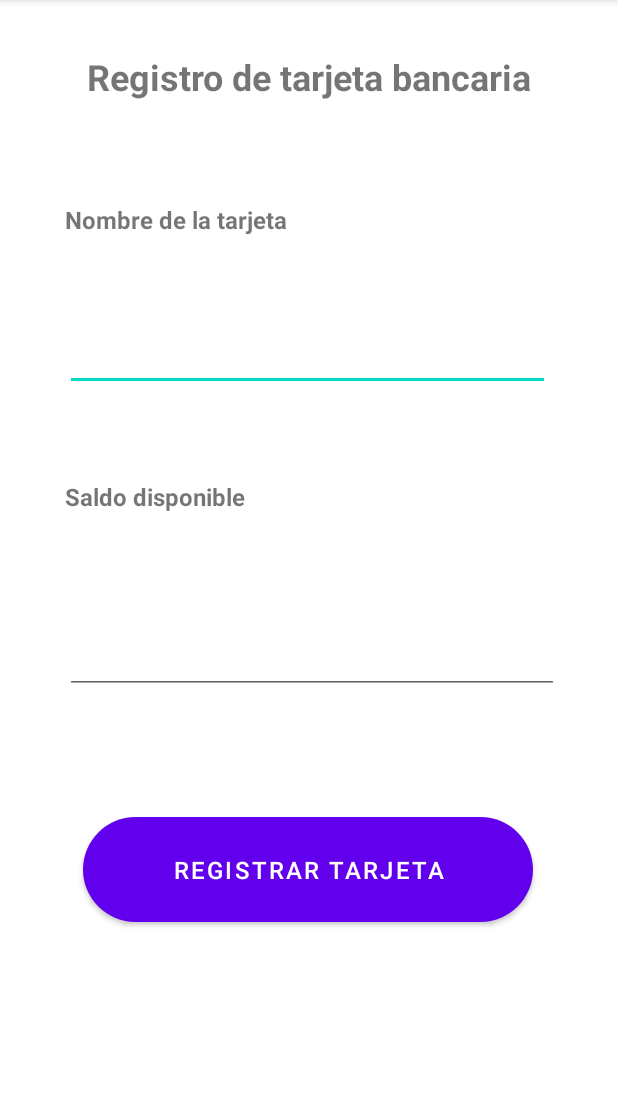
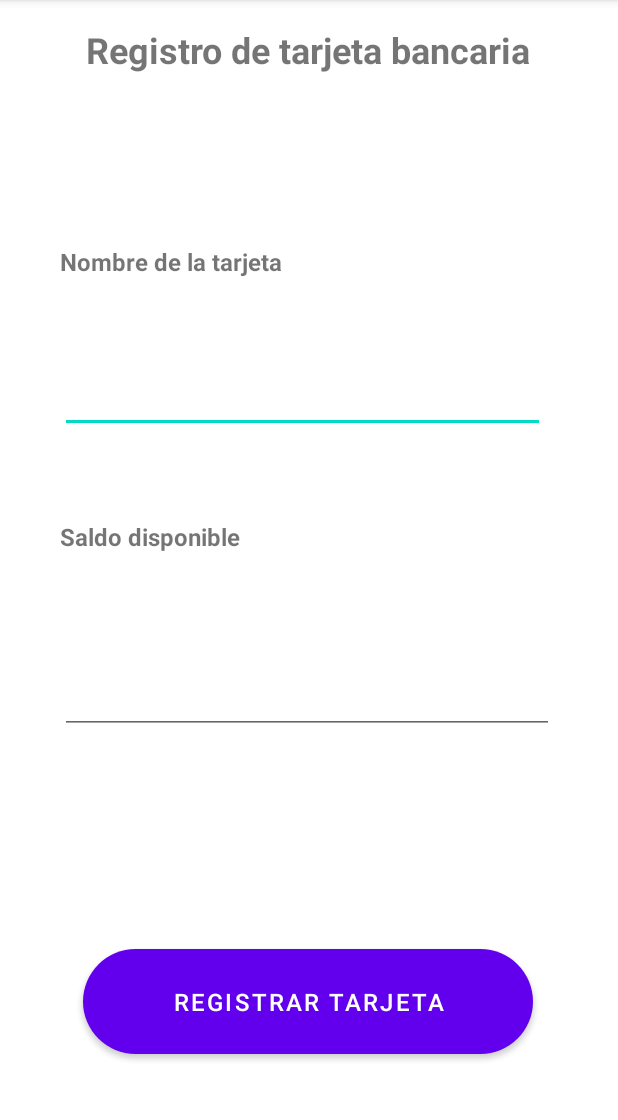
Before and after one commit to JorgeDhSS/AppGastos, an Android app: the RegistroTarjeta screen opened directly, with no data from a screen before it, on a phone screen of 412 x 824 dp, the part 84-1204 px from its top. Run offline under Robolectric (Android 15) with nearby library versions, the phone set to English and light mode, and no system bars; our stand-ins replace Firebase (no records; nobody signed in at launch, a user with empty details on screens opened directly).

Commit message:
Detalles esteticos en vista iniciar sesion y registro tarjeta

```diff
--- a/app/src/main/res/layout/activity_registro_tarjeta.xml
+++ b/app/src/main/res/layout/activity_registro_tarjeta.xml
@@ -8,17 +8,45 @@
 
     <TextView
         android:id="@+id/textView16"
-        android:layout_width="325dp"
-        android:layout_height="44dp"
+        android:layout_width="330dp"
+        android:layout_height="77dp"
         android:text="Registro de tarjeta bancaria"
         android:textAlignment="center"
         android:textSize="24sp"
         android:textStyle="bold"
         app:layout_constraintBottom_toBottomOf="parent"
         app:layout_constraintEnd_toEndOf="parent"
+        app:layout_constraintHorizontal_bias="0.493"
         app:layout_constraintStart_toStartOf="parent"
         app:layout_constraintTop_toTopOf="parent"
-        app:layout_constraintVertical_bias="0.048" />
+        app:layout_constraintVertical_bias="0.024" />
+
+    <EditText
+        android:id="@+id/nombreTarjeta"
+        android:layout_width="323dp"
+        android:layout_height="71dp"
+        android:ems="10"
+        android:inputType="textPersonName"
+        app:layout_constraintBottom_toBottomOf="parent"
+        app:layout_constraintEnd_toEndOf="parent"
+        app:layout_constraintHorizontal_bias="0.454"
+        app:layout_constraintStart_toStartOf="parent"
+        app:layout_constraintTop_toTopOf="parent"
+        app:layout_constraintVertical_bias="0.312" />
+
+    <TextView
+        android:id="@+id/textView18"
+        android:layout_width="198dp"
+        android:layout_height="36dp"
+        android:text="Saldo disponible"
+        android:textSize="16sp"
+        android:textStyle="bold"
+        app:layout_constraintBottom_toBottomOf="parent"
+        app:layout_constraintEnd_toEndOf="parent"
+        app:layout_constraintHorizontal_bias="0.187"
+        app:layout_constraintStart_toStartOf="parent"
+        app:layout_constraintTop_toTopOf="parent"
+        app:layout_constraintVertical_bias="0.474" />
 
     <TextView
         android:id="@+id/textView17"
@@ -29,37 +57,10 @@
         android:textStyle="bold"
         app:layout_constraintBottom_toBottomOf="parent"
         app:layout_constraintEnd_toEndOf="parent"
-        app:layout_constraintHorizontal_bias="0.201"
+        app:layout_constraintHorizontal_bias="0.187"
         app:layout_constraintStart_toStartOf="parent"
         app:layout_constraintTop_toTopOf="parent"
-        app:layout_constraintVertical_bias="0.185" />
-
-    <TextView
-        android:id="@+id/textView18"
-        android:layout_width="198dp"
-        android:layout_height="36dp"
-        android:text="Saldo disponible"
-        android:textSize="16sp"
-        android:textStyle="bold"
-        app:layout_constraintBottom_toBottomOf="parent"
-        app:layout_constraintEnd_toEndOf="parent"
-        app:layout_constraintHorizontal_bias="0.201"
-        app:layout_constraintStart_toStartOf="parent"
-        app:layout_constraintTop_toTopOf="parent"
-        app:layout_constraintVertical_bias="0.437" />
-
-    <EditText
-        android:id="@+id/nombreTarjeta"
-        android:layout_width="323dp"
-        android:layout_height="71dp"
-        android:ems="10"
-        android:inputType="textPersonName"
-        app:layout_constraintBottom_toBottomOf="parent"
-        app:layout_constraintEnd_toEndOf="parent"
-        app:layout_constraintHorizontal_bias="0.488"
-        app:layout_constraintStart_toStartOf="parent"
-        app:layout_constraintTop_toTopOf="parent"
-        app:layout_constraintVertical_bias="0.272" />
+        app:layout_constraintVertical_bias="0.223" />
 
     <EditText
         android:id="@+id/saldo"
@@ -69,10 +70,10 @@
         android:inputType="number"
         app:layout_constraintBottom_toBottomOf="parent"
         app:layout_constraintEnd_toEndOf="parent"
-        app:layout_constraintHorizontal_bias="0.524"
+        app:layout_constraintHorizontal_bias="0.487"
         app:layout_constraintStart_toStartOf="parent"
         app:layout_constraintTop_toTopOf="parent"
-        app:layout_constraintVertical_bias="0.558" />
+        app:layout_constraintVertical_bias="0.597" />
 
     <Button
         android:id="@+id/buttonRegistrar"
@@ -87,5 +88,5 @@
         app:layout_constraintHorizontal_bias="0.495"
         app:layout_constraintStart_toStartOf="parent"
         app:layout_constraintTop_toTopOf="parent"
-        app:layout_constraintVertical_bias="0.78" />
+        app:layout_constraintVertical_bias="0.906" />
 </androidx.constraintlayout.widget.ConstraintLayout>
```
Also changed, not shown: app/src/main/res/layout/activity_login.xml (+15 -13 lines).
